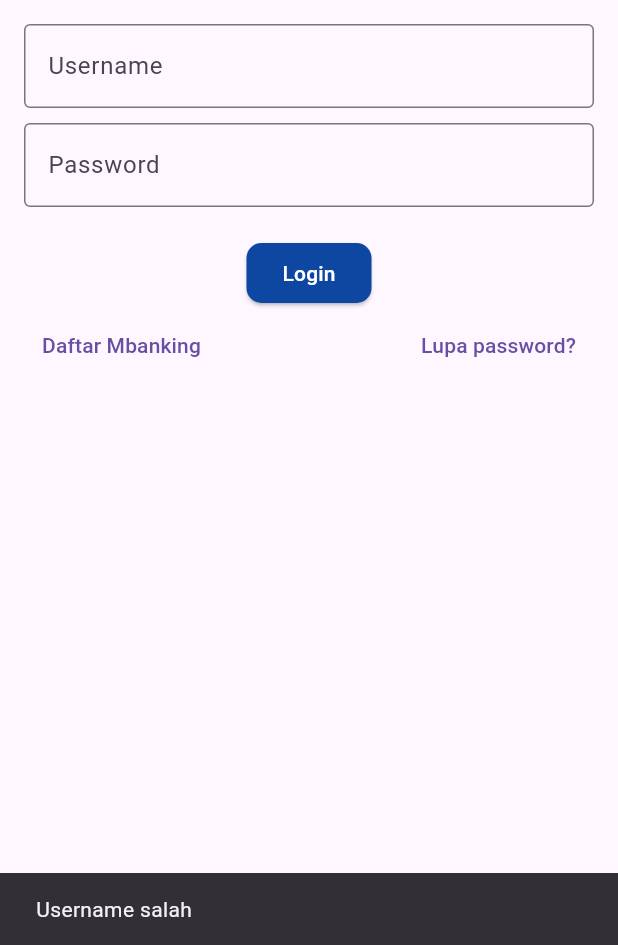
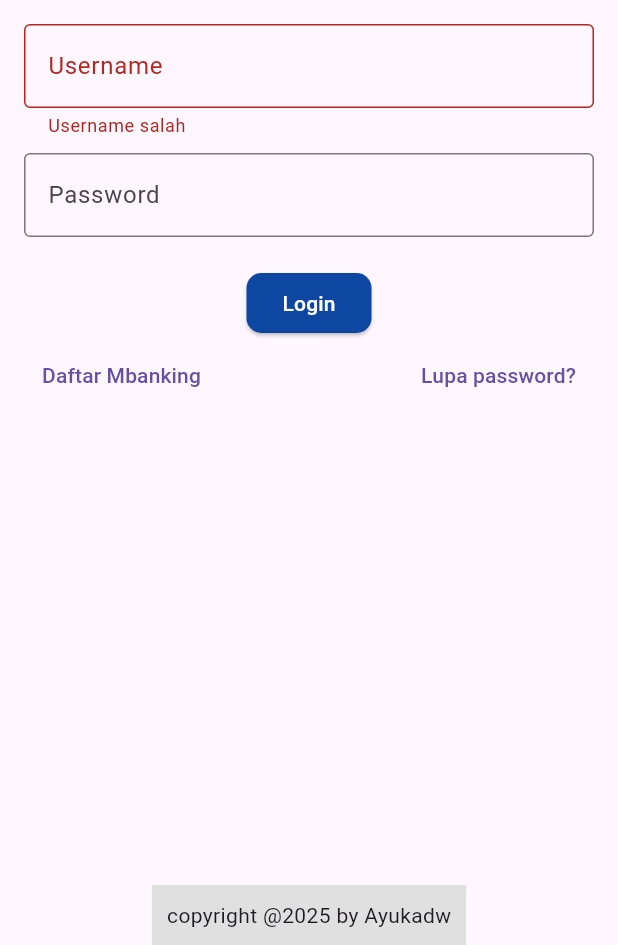
Before and after one commit to amelia-iky/pemob-koperasi-undiksha, a Flutter app: the screen it shows after launch, after a tap on "Login", on a phone screen of 412 x 824 dp, the part 291-1236 px from its top. Run offline on Flutter 3.47's test engine with Material 3 defaults, Android fonts, the phone set to English and light mode, and no system bars.

Commit message:
Baru isi logic login aja, dan beberapa lah.

```diff
--- a/lib/login_screen.dart
+++ b/lib/login_screen.dart
@@ -9,6 +9,8 @@
 class _LoginScreenState extends State<LoginScreen> {
   final TextEditingController _usernameController = TextEditingController();
   final TextEditingController _passwordController = TextEditingController();
+  String usernameError = '';
+  String passwordError = '';
 
   void _login() {
     final username = _usernameController.text.trim();
@@ -17,22 +19,25 @@
     const validUsername = "2315091018";
     const validPassword = "2315091018";
 
+    setState(() {
+      usernameError = '';
+      passwordError = '';
+    });
+
     if (username != validUsername) {
-      _showSnackBar("Username salah");
+      setState(() {
+        usernameError = "Username salah";
+      });
     } else if (password != validPassword) {
-      _showSnackBar("Password salah");
+      setState(() {
+        passwordError = "Password salah";
+      });
     } else {
       Navigator.pushReplacement(
         context,
         MaterialPageRoute(builder: (context) => HomeScreen()),
       );
     }
-  }
-
-  void _showSnackBar(String message) {
-    ScaffoldMessenger.of(context).showSnackBar(
-      SnackBar(content: Text(message)),
-    );
   }
 
   @override
@@ -66,12 +71,20 @@
               children: [
                 TextField(
                   controller: _usernameController,
-                  decoration: InputDecoration(labelText: "Username", border: OutlineInputBorder()),
+                  decoration: InputDecoration(
+                    labelText: "Username",
+                    border: OutlineInputBorder(),
+                    errorText: usernameError.isEmpty ? null : usernameError, // Menampilkan error jika ada
+                  ),
                 ),
                 SizedBox(height: 10),
                 TextField(
                   controller: _passwordController,
-                  decoration: InputDecoration(labelText: "Password", border: OutlineInputBorder()),
+                  decoration: InputDecoration(
+                    labelText: "Password",
+                    border: OutlineInputBorder(),
+                    errorText: passwordError.isEmpty ? null : passwordError, // Menampilkan error jika ada
+                  ),
                   obscureText: true,
                 ),
                 SizedBox(height: 20),
```
Also changed, not shown: lib/pages/transfer_page.dart (+22 -5 lines).
